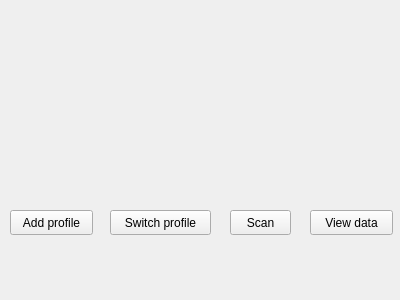
Before: the Qt Designer form menupage.ui in andreias144/3004Final, drawn with Qt 5.
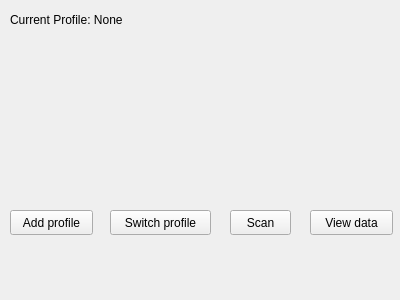
After: the same form once the commit is applied.

Commit message: User profiles done

What changed in the file:
```diff
--- a/menupage.ui
+++ b/menupage.ui
@@ -65,6 +65,19 @@
     <string>View data</string>
    </property>
   </widget>
+  <widget class="QLabel" name="currentProfileLabel">
+   <property name="geometry">
+    <rect>
+     <x>10</x>
+     <y>10</y>
+     <width>141</width>
+     <height>20</height>
+    </rect>
+   </property>
+   <property name="text">
+    <string>Current Profile: None</string>
+   </property>
+  </widget>
  </widget>
  <resources/>
  <connections/>
```
The commit also changes 17 other files.
